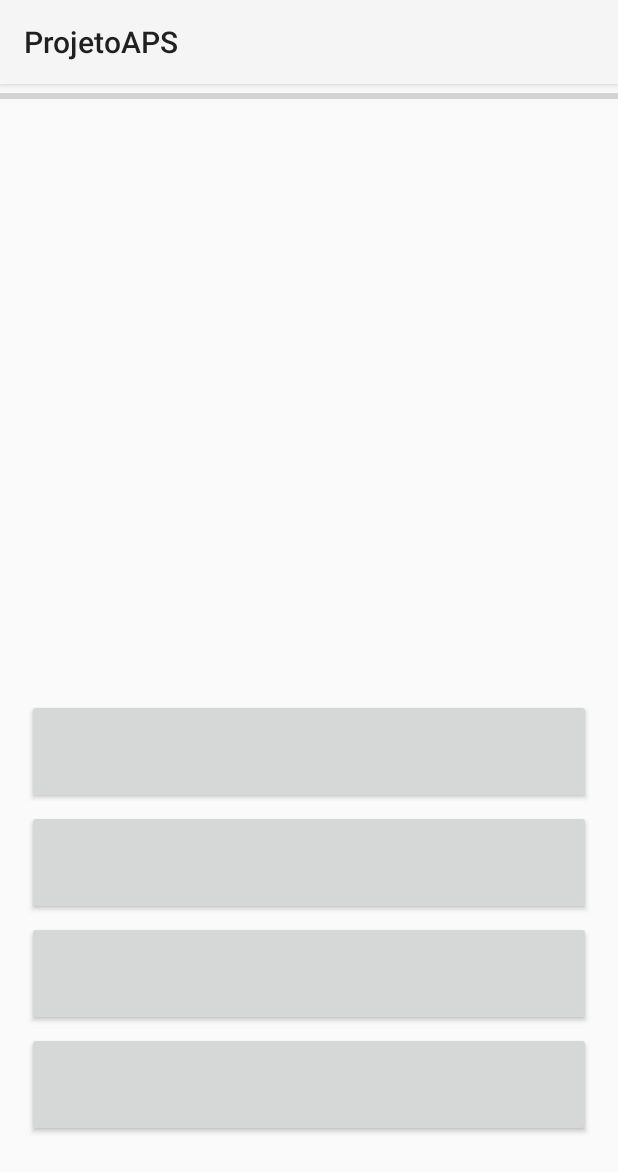
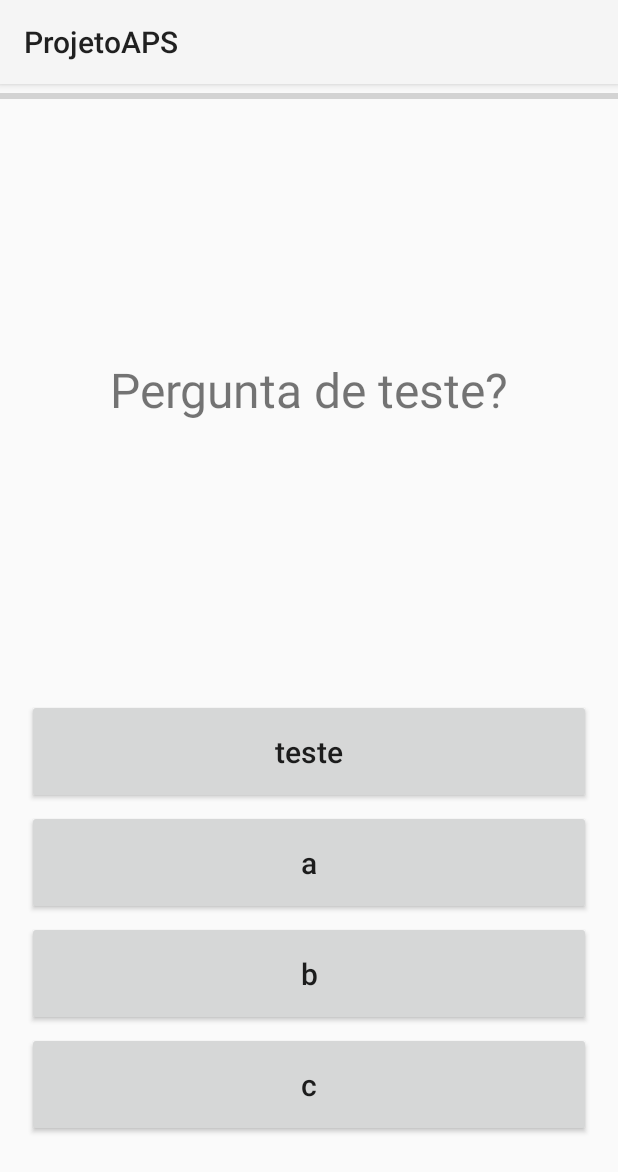
Before and after one commit to PedroBicudo/ProjetoAPS, an Android app: the screen it shows after launch (MainActivity), on a phone screen of 412 x 824 dp. Shown: the top 1172 px of the screen. Run offline under Robolectric (Android 15) with nearby library versions, the phone set to English and light mode, and no system bars.

Commit message:
Adicionado método de mudança de enunciados e questões.

```diff
--- a/app/src/main/java/apps/learn/projetoaps/MainActivity.java
+++ b/app/src/main/java/apps/learn/projetoaps/MainActivity.java
@@ -35,7 +35,14 @@ public class MainActivity extends AppCompatActivity implements View.OnClickListe
         super.onCreate(savedInstanceState);
         this.setActivityMainBinding(ActivityMainBinding.inflate(getLayoutInflater()));
         setContentView(this.getActivityMainBinding().getRoot());
+
+        // Dummy values para demonstração
+        correctChoice = "teste";
+        String[] choices = {"teste", "a", "b", "c"};
+        String enunciado = "Pergunta de teste?";
+
         this.setButtonListeners();
+        this.changeQuestionTitleAndChoices(enunciado, choices);
     }
 
     @Override
@@ -59,4 +66,12 @@ public class MainActivity extends AppCompatActivity implements View.OnClickListe
         this.activityMainBinding.thirdChoice.setOnClickListener(this);
         this.activityMainBinding.fourthChoice.setOnClickListener(this);
     }
+
+    private void changeQuestionTitleAndChoices(String questionTitle, String[] textChoices) {
+        this.activityMainBinding.question.setText(questionTitle);
+        this.activityMainBinding.firstChoice.setText(textChoices[0]);
+        this.activityMainBinding.secondChoice.setText(textChoices[1]);
+        this.activityMainBinding.thirdChoice.setText(textChoices[2]);
+        this.activityMainBinding.fourthChoice.setText(textChoices[3]);
+    }
 }
```
